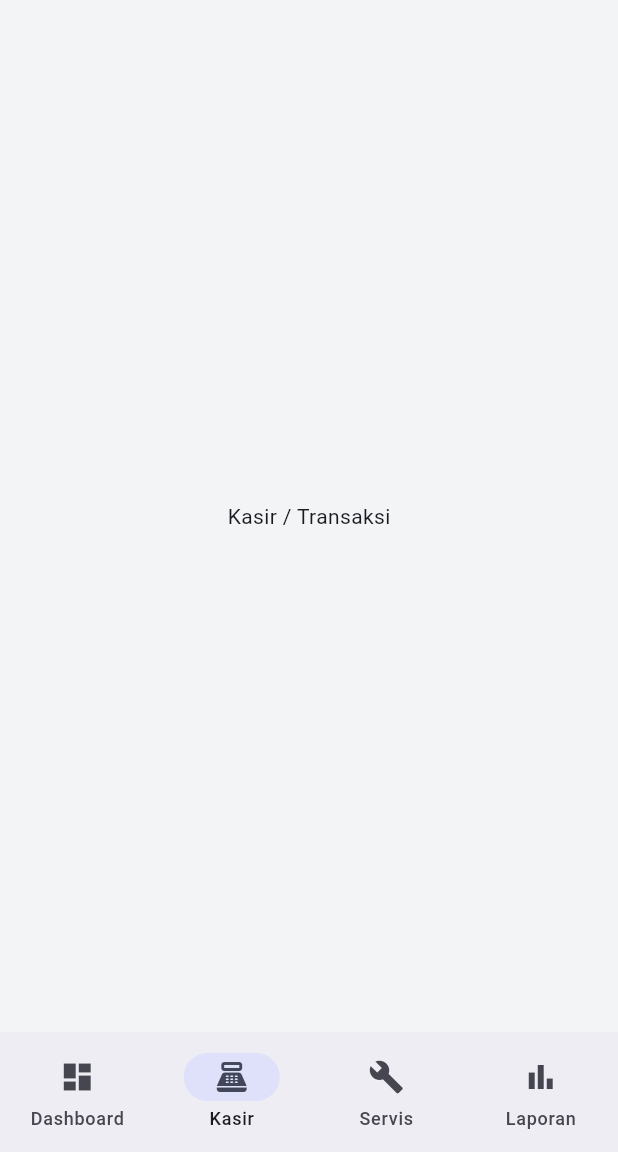
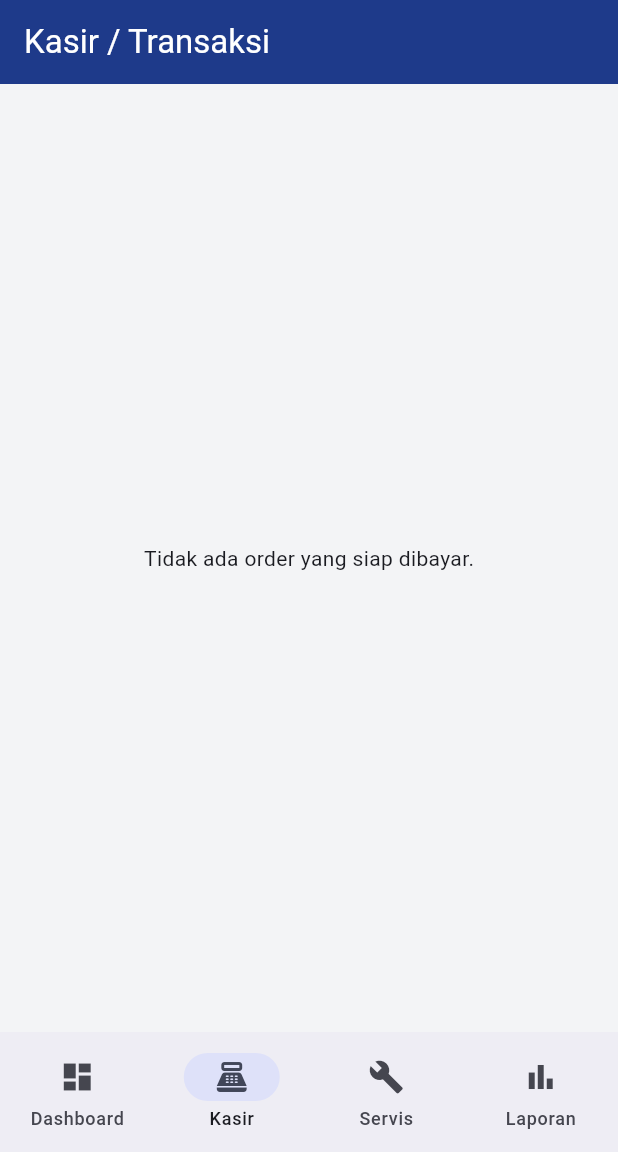
Before and after one commit to dimassfeb-09/kasku_bengkel, a Flutter app: the screen it shows after launch, item 2 of the bottom bar chosen, on a phone screen of 412 x 824 dp, the part 84-1236 px from its top. Run offline on Flutter 3.47's test engine with Material 3 defaults, Android fonts, the phone set to English and light mode, and no system bars; our stand-ins replace dartz, equatable, flutter_bloc, freezed_annotation, get_it, go_router.

Commit message:
feat: implement cashier and transaction module

```diff
--- /dev/null
+++ b/lib/features/cashier/domain/entities/payment_method.dart
@@ -0,0 +1 @@
+enum PaymentMethod { tunai, transfer, qris }
--- /dev/null
+++ b/lib/features/cashier/domain/entities/payment_transaction.dart
@@ -0,0 +1,20 @@
+import 'package:freezed_annotation/freezed_annotation.dart';
+import 'payment_method.dart';
+
+part 'payment_transaction.freezed.dart';
+part 'payment_transaction.g.dart';
+
+@freezed
+class PaymentTransaction with _$PaymentTransaction {
+  const factory PaymentTransaction({
+    required String id,
+    required String serviceOrderId,
+    required PaymentMethod paymentMethod,
+    required double totalAmount,
+    required double amountPaid,
+    required double changeAmount,
+    required DateTime transactionDate,
+  }) = _PaymentTransaction;
+
+  factory PaymentTransaction.fromJson(Map<String, dynamic> json) => _$PaymentTransactionFromJson(json);
+}
--- /dev/null
+++ b/lib/features/cashier/domain/repositories/cashier_repository.dart
@@ -0,0 +1,8 @@
+import 'package:dartz/dartz.dart';
+import '../../../../core/error/failures.dart';
+import '../entities/payment_transaction.dart';
+
+abstract class CashierRepository {
+  Future<Either<Failure, PaymentTransaction>> processPayment(PaymentTransaction transaction);
+  Future<Either<Failure, List<PaymentTransaction>>> getTransactionHistory();
+}
--- /dev/null
+++ b/lib/features/cashier/presentation/bloc/cashier_bloc.dart
@@ -0,0 +1,177 @@
+import 'package:flutter_bloc/flutter_bloc.dart';
+import 'package:equatable/equatable.dart';
+import '../../domain/entities/payment_transaction.dart';
+import '../../domain/entities/payment_method.dart';
+import '../../domain/repositories/cashier_repository.dart';
+import '../../../service/domain/entities/service_order.dart';
+import '../../../service/domain/entities/service_status.dart';
+import '../../../service/domain/repositories/service_repository.dart';
+
+// Events
+abstract class CashierEvent extends Equatable {
+  const CashierEvent();
+  @override
+  List<Object?> get props => [];
+}
+
+class LoadPendingPayments extends CashierEvent {
+  const LoadPendingPayments();
+}
+
+class ProcessPayment extends CashierEvent {
+  final String serviceOrderId;
+  final PaymentMethod method;
+  final double? amountPaid;
+
+  const ProcessPayment({
+    required this.serviceOrderId,
+    required this.method,
+    this.amountPaid,
+  });
+
+  @override
+  List<Object?> get props => [serviceOrderId, method, amountPaid];
+}
+
+// States
+abstract class CashierState extends Equatable {
+  const CashierState();
+  @override
+  List<Object?> get props => [];
+}
+
+class CashierInitial extends CashierState {}
+
+class CashierLoading extends CashierState {}
+
+class PendingPaymentsLoaded extends CashierState {
+  final List<ServiceOrder> orders;
+  const PendingPaymentsLoaded(this.orders);
+  @override
+  List<Object?> get props => [orders];
+}
+
+class PaymentSuccess extends CashierState {
+  final PaymentTransaction transaction;
+  final ServiceOrder order;
+  const PaymentSuccess(this.transaction, this.order);
+  @override
+  List<Object?> get props => [transaction, order];
+}
+
+class PaymentError extends CashierState {
+  final String message;
+  const PaymentError(this.message);
+  @override
+  List<Object?> get props => [message];
+}
+
+// Bloc
+class CashierBloc extends Bloc<CashierEvent, CashierState> {
+  final CashierRepository cashierRepository;
+  final ServiceRepository serviceRepository;
+
+  CashierBloc({
+    required this.cashierRepository,
+    required this.serviceRepository,
+  }) : super(CashierInitial()) {
+    on<LoadPendingPayments>(_onLoadPendingPayments);
+    on<ProcessPayment>(_onProcessPayment);
+  }
+
+  Future<void> _onLoadPendingPayments(
+    LoadPendingPayments event,
+    Emitter<CashierState> emit,
+  ) async {
+    emit(CashierLoading());
+    final result = await serviceRepository.getActiveServices();
+    result.fold(
+      (failure) => emit(const PaymentError('Failed to load services')),
+      (services) {
+        final pending = services
+            .where((s) =>
+                s.status == ServiceStatus.selesai ||
+                s.status == ServiceStatus.siapDiambil)
+            .toList();
+        emit(PendingPaymentsLoaded(pending));
+      },
+    );
+  }
+
+  Future<void> _onProcessPayment(
+    ProcessPayment event,
+    Emitter<CashierState> emit,
+  ) async {
+    emit(CashierLoading());
+
+    // 1. Fetch Order
+    final servicesResult = await serviceRepository.getActiveServices();
+    final serviceOrder = servicesResult.fold(
+      (_) => null,
+      (services) => services.firstWhere((s) => s.id == event.serviceOrderId),
+    );
+
+    if (serviceOrder == null) {
+      emit(const PaymentError('Order not found'));
+      return;
+    }
+
+    // 2. Double Payment Validation
+    if (serviceOrder.status == ServiceStatus.lunas) {
+      emit(const PaymentError('Order is already paid'));
+      return;
+    }
+
+    // 3. Logic & Math
+    final totalAmount = serviceOrder.totalEstimation;
+    double amountPaid;
+    double changeAmount;
+
+    if (event.method == PaymentMethod.tunai) {
+      if (event.amountPaid == null || event.amountPaid! < totalAmount) {
+        emit(const PaymentError('Insufficient payment amount'));
+        return;
+      }
+      amountPaid = event.amountPaid!;
+      changeAmount = amountPaid - totalAmount;
+    } else {
+      amountPaid = totalAmount;
+      changeAmount = 0;
+    }
+
+    // 4. Create Transaction
+    final transaction = PaymentTransaction(
+      id: DateTime.now().millisecondsSinceEpoch.toString(),
+      serviceOrderId: event.serviceOrderId,
+      paymentMethod: event.method,
+      totalAmount: totalAmount,
+      amountPaid: amountPaid,
+      changeAmount: changeAmount,
+      transactionDate: DateTime.now(),
+    );
+
+    // 5. Save Transaction
+    final payResult = await cashierRepository.processPayment(transaction);
+    if (payResult.isLeft()) {
+      emit(const PaymentError('Failed to record transaction'));
+      return;
+    }
+
+    // 6. Update Service Status
+    final statusResult = await serviceRepository.updateServiceStatus(
+      event.serviceOrderId,
+      ServiceStatus.lunas,
+    );
+
+    if (statusResult.isLeft()) {
+      emit(const PaymentError('Failed to update service status'));
+      return;
+    }
+
+    // 7. Success
+    emit(PaymentSuccess(transaction, serviceOrder));
+
+    // Refresh list
+    add(const LoadPendingPayments());
+  }
+}
--- a/lib/features/cashier/presentation/pages/cashier_page.dart
+++ b/lib/features/cashier/presentation/pages/cashier_page.dart
@@ -1,12 +1,90 @@
 import 'package:flutter/material.dart';
+import 'package:flutter_bloc/flutter_bloc.dart';
+import '../bloc/cashier_bloc.dart';
+import '../widgets/checkout_dialog.dart';
+import '../widgets/payment_success_dialog.dart';
+import '../../../../core/di/injection_container.dart';
 
 class CashierPage extends StatelessWidget {
   const CashierPage({super.key});
 
   @override
   Widget build(BuildContext context) {
-    return const Scaffold(
-      body: Center(child: Text('Kasir / Transaksi')),
+    return BlocProvider(
+      create: (context) => sl<CashierBloc>()..add(const LoadPendingPayments()),
+      child: const CashierView(),
     );
   }
 }
+
+class CashierView extends StatelessWidget {
+  const CashierView({super.key});
+
+  @override
+  Widget build(BuildContext context) {
+    return BlocListener<CashierBloc, CashierState>(
+      listener: (context, state) {
+        if (state is PaymentSuccess) {
+          showDialog(
+            context: context,
+            barrierDismissible: false,
+            builder: (_) => PaymentSuccessDialog(
+              transaction: state.transaction,
+              order: state.order,
+            ),
+          );
+        } else if (state is PaymentError) {
+          ScaffoldMessenger.of(context).showSnackBar(
+            SnackBar(content: Text(state.message), backgroundColor: Colors.red),
+          );
+        }
+      },
+      child: Scaffold(
+        appBar: AppBar(title: const Text('Kasir / Transaksi')),
+        body: BlocBuilder<CashierBloc, CashierState>(
+          builder: (context, state) {
+            if (state is CashierLoading) {
+              return const Center(child: CircularProgressIndicator());
+            } else if (state is PendingPaymentsLoaded) {
+              if (state.orders.isEmpty) {
+                return const Center(child: Text('Tidak ada order yang siap dibayar.'));
+              }
+              return ListView.builder(
+                padding: const EdgeInsets.all(16),
+                itemCount: state.orders.length,
+                itemBuilder: (context, index) {
+                  final order = state.orders[index];
+                  return Card(
+                    child: ListTile(
+                      title: Text(order.vehicleInfo.plateNumber, style: const TextStyle(fontWeight: FontWeight.bold)),
+                      subtitle: Text('${order.vehicleInfo.ownerName} - ${order.vehicleInfo.vehicleType}'),
+                      trailing: Column(
+                        mainAxisAlignment: MainAxisAlignment.center,
+                        crossAxisAlignment: CrossAxisAlignment.end,
+                        children: [
+                          Text('Rp ${order.totalEstimation.toStringAsFixed(0)}',
+                              style: const TextStyle(fontWeight: FontWeight.bold, color: Colors.blue)),
+                          Text(order.status.name, style: const TextStyle(fontSize: 10, color: Colors.grey)),
+                        ],
+                      ),
+                      onTap: () {
+                        showDialog(
+                          context: context,
+                          builder: (_) => BlocProvider.value(
+                            value: context.read<CashierBloc>(),
+                            child: CheckoutDialog(order: order),
+                          ),
+                        );
+                      },
+                    ),
+                  );
+                },
+              );
+            }
+            return const SizedBox.shrink();
+          },
+        ),
+      ),
+    );
+  }
+}
--- a/lib/features/service/domain/entities/service_status.dart
+++ b/lib/features/service/domain/entities/service_status.dart
@@ -1 +1 @@
-enum ServiceStatus { antri, dikerjakan, selesai, siapDiambil }
+enum ServiceStatus { antri, dikerjakan, selesai, siapDiambil, lunas }
--- a/lib/features/service/presentation/pages/service_detail_page.dart
+++ b/lib/features/service/presentation/pages/service_detail_page.dart
@@ -142,7 +142,7 @@ class ServiceDetailPage extends StatelessWidget {
         color = Colors.blue;
         text = 'SELESAI';
         break;
-      case ServiceStatus.siapDiambil:
+      case ServiceStatus.siapDiambil || ServiceStatus.lunas:
         color = Colors.green;
         text = 'SIAP DIAMBIL';
         break;
--- a/lib/features/service/presentation/pages/service_page.dart
+++ b/lib/features/service/presentation/pages/service_page.dart
@@ -186,6 +186,10 @@ class _StatusBadge extends StatelessWidget {
         color = Colors.teal;
         label = 'Siap Diambil';
         break;
+      case ServiceStatus.lunas:
+        color = Colors.grey;
+        label = 'Lunas';
+        break;
     }
 
     return Container(
```
Also changed, not shown: lib/core/di/injection_container.dart (+15 -0 lines), lib/features/cashier/data/repositories/cashier_repository_impl.dart (added, +21 -0 lines), lib/features/cashier/presentation/widgets/checkout_dialog.dart (added, +146 -0 lines), lib/features/cashier/presentation/widgets/payment_success_dialog.dart (added, +79 -0 lines), lib/features/cashier/domain/entities/payment_transaction.freezed.dart (added), lib/features/cashier/domain/entities/payment_transaction.g.dart (added), lib/features/service/domain/entities/service_order.g.dart.
